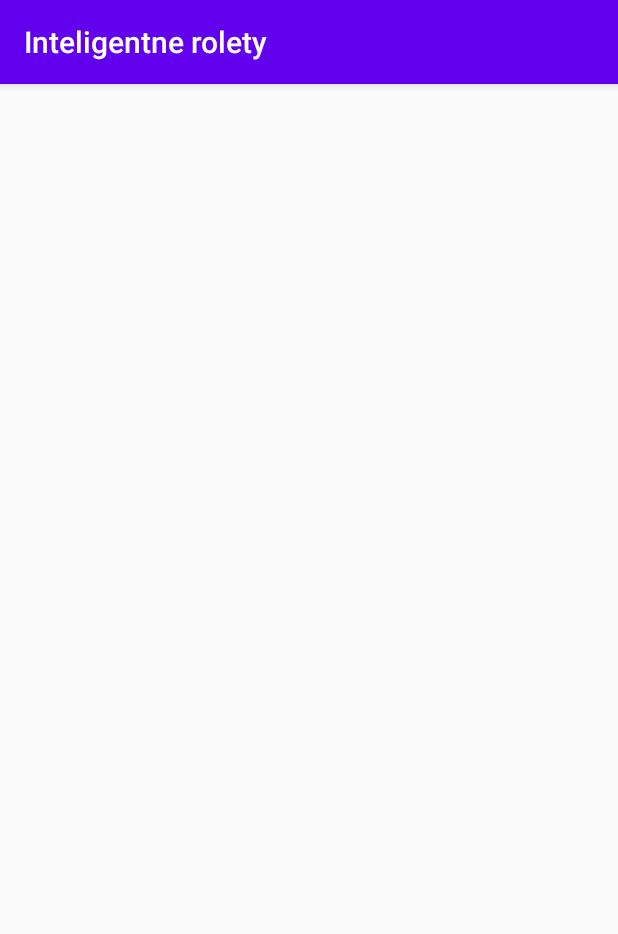
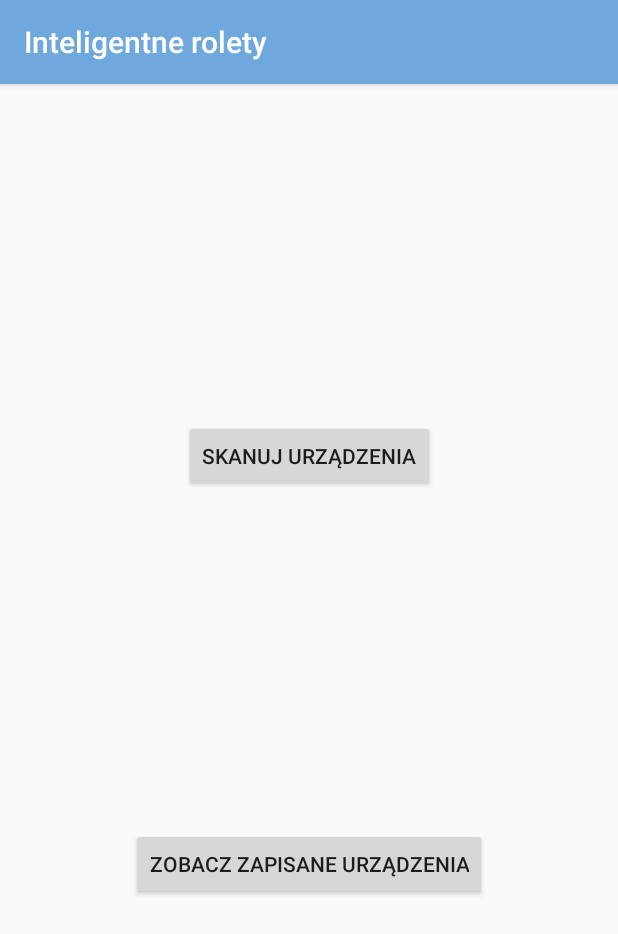
Before and after one commit to JakubTutka/Intelligent-Window-Blinds-app, an Android app: the screen it shows after launch (MainActivity), on a phone screen of 412 x 824 dp. Shown: the top 934 px of the screen. Run offline under Robolectric (Android 15) with nearby library versions, the phone set to English and light mode, and no system bars.

Commit message:
new activites for scanning and showing devices

```diff
--- a/app/src/main/AndroidManifest.xml
+++ b/app/src/main/AndroidManifest.xml
@@ -2,6 +2,8 @@
 <manifest xmlns:android="http://schemas.android.com/apk/res/android"
     package="pl.kn.intelligentwindowblindsapp">
 
+    <uses-permission android:name="android.permission.INTERNET" />
+    <uses-permission android:name="android.permission.ACCESS_NETWORK_STATE" />
     <application
         android:allowBackup="true"
         android:icon="@mipmap/ic_launcher"
@@ -9,6 +11,7 @@
         android:roundIcon="@mipmap/ic_launcher_round"
         android:supportsRtl="true"
         android:theme="@style/Theme.IntelligentWindowBlindsApp">
+        <activity android:name=".ScannerActivity" />
         <activity
             android:name=".MainActivity"
             android:exported="true">
--- a/app/src/main/java/pl/kn/intelligentwindowblindsapp/MainActivity.kt
+++ b/app/src/main/java/pl/kn/intelligentwindowblindsapp/MainActivity.kt
@@ -1,11 +1,42 @@
 package pl.kn.intelligentwindowblindsapp
 
+import android.content.Intent
 import android.os.Bundle
 import android.support.v7.app.AppCompatActivity
+import android.widget.Button
+import java.net.InetAddress
+
+
+
 
 class MainActivity : AppCompatActivity() {
+
+    private lateinit var scannerBtn : Button
+    private lateinit var devicesBtn : Button
+
     override fun onCreate(savedInstanceState: Bundle?) {
         super.onCreate(savedInstanceState)
         setContentView(R.layout.activity_main)
+
+        scannerBtn = findViewById(R.id.scannerBtn)
+        devicesBtn = findViewById(R.id.devicesBtn)
+
+        scannerBtn.setOnClickListener {
+            showScannerActivity()
+        }
+
+        devicesBtn.setOnClickListener {
+            showDevicesActivity()
+        }
+    }
+
+    private fun showScannerActivity() {
+        Intent(this, ScannerActivity::class.java).also {
+            startActivity(it)
+        }
+    }
+
+    private fun showDevicesActivity() {
+
     }
 }
--- a/app/src/main/res/layout/activity_main.xml
+++ b/app/src/main/res/layout/activity_main.xml
@@ -4,4 +4,27 @@
     xmlns:tools="http://schemas.android.com/tools"
     android:layout_width="match_parent"
     android:layout_height="match_parent"
-    tools:context=".MainActivity"/>
+    tools:context=".MainActivity">
+
+    <Button
+        android:id="@+id/scannerBtn"
+        android:layout_width="wrap_content"
+        android:layout_height="wrap_content"
+        android:text="Skanuj urządzenia"
+        app:layout_constraintBottom_toTopOf="@+id/devicesBtn"
+        app:layout_constraintEnd_toEndOf="parent"
+        app:layout_constraintHorizontal_bias="0.5"
+        app:layout_constraintStart_toStartOf="parent"
+        app:layout_constraintTop_toTopOf="parent" />
+
+    <Button
+        android:id="@+id/devicesBtn"
+        android:layout_width="wrap_content"
+        android:layout_height="wrap_content"
+        android:text="Zobacz zapisane urządzenia"
+        app:layout_constraintBottom_toBottomOf="parent"
+        app:layout_constraintEnd_toEndOf="parent"
+        app:layout_constraintHorizontal_bias="0.5"
+        app:layout_constraintStart_toStartOf="parent"
+        app:layout_constraintTop_toBottomOf="@+id/scannerBtn" />
+</android.support.constraint.ConstraintLayout>
--- a/app/src/main/res/values/colors.xml
+++ b/app/src/main/res/values/colors.xml
@@ -7,4 +7,5 @@
     <color name="teal_700">#FF018786</color>
     <color name="black">#FF000000</color>
     <color name="white">#FFFFFFFF</color>
+    <color name="blueToolbar">#6FA8DC</color>
 </resources>
--- a/app/src/main/res/values/themes.xml
+++ b/app/src/main/res/values/themes.xml
@@ -2,7 +2,7 @@
     <!-- Base application theme. -->
     <style name="Theme.IntelligentWindowBlindsApp" parent="Theme.AppCompat.Light.DarkActionBar">
         <!-- Primary brand color. -->
-        <item name="colorPrimary">@color/purple_500</item>
+        <item name="colorPrimary">@color/blueToolbar</item>
         <item name="colorPrimaryDark">@color/purple_700</item>
         <item name="colorAccent">@color/teal_200</item>
         <!-- Customize your theme here. -->
```
Also changed, not shown: app/src/main/java/pl/kn/intelligentwindowblindsapp/ScannerActivity.kt (added, +61 -0 lines), app/src/main/res/layout/activity_scanner.xml (added, +22 -0 lines), app/src/main/res/layout/list_scanned_devices.xml (added, +7 -0 lines).
